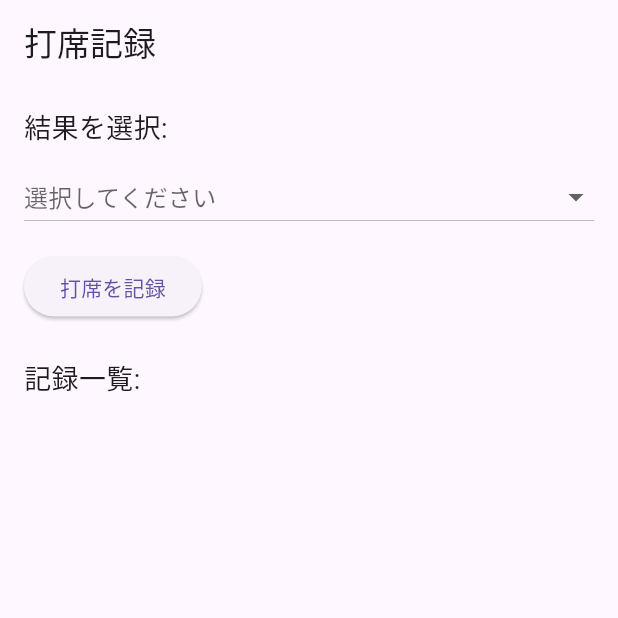
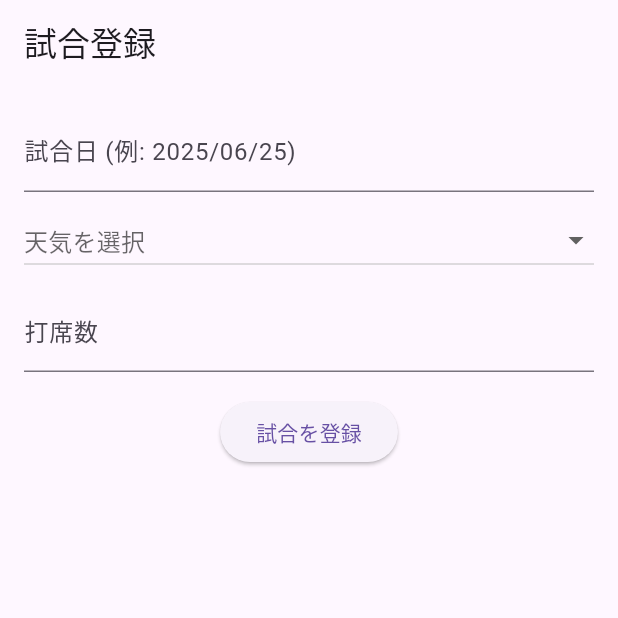
Before and after one commit to hhhhhashi/baseball_record, a Flutter app: the screen it shows after launch, on a phone screen of 412 x 824 dp, the top half of it. Run offline on Flutter 3.47's test engine with Material 3 defaults, Android fonts, the phone set to English and light mode, and no system bars.

Commit message:
試合登録画面、試合詳細画面、打席登録画面

```diff
--- /dev/null
+++ b/lib/ screens/game_registration_page.dart
@@ -0,0 +1,97 @@
+import 'package:baseball_record/models/game.dart';
+import 'package:flutter/material.dart';
+import 'game_detail_page.dart';
+
+class GameRegistrationPage extends StatefulWidget {
+  const GameRegistrationPage({super.key});
+
+  @override
+  State<GameRegistrationPage> createState() => _GameRegistrationPageState();
+}
+
+class _GameRegistrationPageState extends State<GameRegistrationPage> {
+  final TextEditingController _dateController = TextEditingController();
+  String? _selectedWeather;
+  final TextEditingController _numAtBatsController = TextEditingController();
+
+  final List<String> _weatherOptions = ['晴れ', '曇り', '雨', '雪'];
+
+  void _registerGame() {
+    final date = _dateController.text;
+    final weather = _selectedWeather;
+    final numAtBats = int.tryParse(_numAtBatsController.text);
+
+    if (date.isEmpty || weather == null || numAtBats == null) {
+      ScaffoldMessenger.of(context).showSnackBar(
+        const SnackBar(content: Text('全て入力してください')),
+      );
+      return;
+    }
+
+    // 空の打席を作成
+    List<AtBat> atBats = List.generate(
+      numAtBats,
+      (index) => AtBat(result: null, dateTime: null),
+    );
+
+    Game game = Game(
+      date: date,
+      weather: weather,
+      numAtBats: numAtBats,
+      atBats: atBats,
+    );
+
+    Navigator.push(
+      context,
+      MaterialPageRoute(
+        builder: (context) => GameDetailPage(game: game),
+      ),
+    );
+  }
+
+  @override
+  Widget build(BuildContext context) {
+    return Scaffold(
+      appBar: AppBar(title: const Text('試合登録')),
+      body: Padding(
+        padding: const EdgeInsets.all(16.0),
+        child: Column(
+          children: [
+            TextField(
+              controller: _dateController,
+              decoration: const InputDecoration(labelText: '試合日 (例: 2025/06/25)'),
+            ),
+            const SizedBox(height: 8),
+            DropdownButton<String>(
+              isExpanded: true,
+              value: _selectedWeather,
+              hint: const Text('天気を選択'),
+              items: _weatherOptions.map((weather) {
+                return DropdownMenuItem(
+                  value: weather,
+                  child: Text(weather),
+                );
+              }).toList(),
+              onChanged: (value) {
+                setState(() {
+                  _selectedWeather = value;
+                });
+              },
+            ),
+            const SizedBox(height: 8),
+            TextField(
+              controller: _numAtBatsController,
+              keyboardType: TextInputType.number,
+              decoration: const InputDecoration(labelText: '打席数'),
+            ),
+            const SizedBox(height: 16),
+            ElevatedButton(
+              onPressed: _registerGame,
+              child: const Text('試合を登録'),
+            ),
+          ],
+        ),
+      ),
+    );
+  }
+}
--- a/lib/main.dart
+++ b/lib/main.dart
@@ -1,5 +1,6 @@
 import 'package:flutter/material.dart';
-import 'package:intl/intl.dart';
+
+import ' screens/game_registration_page.dart';
 
 void main() {
   runApp(const BattingApp());
@@ -16,84 +17,7 @@ class BattingApp extends StatelessWidget {
         primarySwatch: Colors.green,
         useMaterial3: true,
       ),
-      home: const BattingRecordPage(),
+      home: const GameRegistrationPage(),
     );
   }
 }
-
-class BattingRecordPage extends StatefulWidget {
-  const BattingRecordPage({super.key});
-
-  @override
-  State<BattingRecordPage> createState() => _BattingRecordPageState();
-}
-
-class _BattingRecordPageState extends State<BattingRecordPage> {
-  final List<Map<String, dynamic>> _records = [];
-  String? _selectedResult;
-  final List<String> _results = ['ヒット', 'アウト', '三振', '四球', 'ホームラン'];
-
-  void _addRecord() {
-    if (_selectedResult == null) return;
-
-    setState(() {
-      _records.add({
-        'result': _selectedResult,
-        'date': DateFormat('yyyy/MM/dd HH:mm').format(DateTime.now()),
-      });
-      _selectedResult = null;
-    });
-  }
-
-  @override
-  Widget build(BuildContext context) {
-    return Scaffold(
-      appBar: AppBar(title: const Text('打席記録')),
-      body: Padding(
-        padding: const EdgeInsets.all(16.0),
-        child: Column(
-          crossAxisAlignment: CrossAxisAlignment.start,
-          children: [
-            const Text('結果を選択:', style: TextStyle(fontSize: 18)),
-            const SizedBox(height: 8),
-            DropdownButton<String>(
-              isExpanded: true,
-              value: _selectedResult,
-              hint: const Text('選択してください'),
-              items: _results.map((String result) {
-                return DropdownMenuItem<String>(
-                  value: result,
-                  child: Text(result),
-                );
-              }).toList(),
-              onChanged: (value) {
-                setState(() {
-                  _selectedResult = value;
-                });
-              },
-            ),
-            const SizedBox(height: 12),
-            ElevatedButton(
-              onPressed: _addRecord,
-              child: const Text('打席を記録'),
-            ),
-            const SizedBox(height: 24),
-            const Text('記録一覧:', style: TextStyle(fontSize: 18)),
-            Expanded(
-              child: ListView.builder(
-                itemCount: _records.length,
-                itemBuilder: (context, index) {
-                  final record = _records[index];
-                  return ListTile(
-                    title: Text(record['result']),
-                    subtitle: Text(record['date']),
-                  );
-                },
-              ),
-            ),
-          ],
-        ),
-      ),
-    );
-  }
-}
--- /dev/null
+++ b/lib/models/game.dart
@@ -0,0 +1,23 @@
+class Game {
+  String date;
+  String weather;
+  int numAtBats;
+  List<AtBat> atBats;
+
+  Game({
+    required this.date,
+    required this.weather,
+    required this.numAtBats,
+    required this.atBats,
+  });
+}
+
+class AtBat {
+  String? result;
+  String? dateTime;
+
+  AtBat({
+    this.result,
+    this.dateTime,
+  });
+}
--- a/pubspec.yaml
+++ b/pubspec.yaml
@@ -36,6 +36,7 @@ dependencies:
   # Use with the CupertinoIcons class for iOS style icons.
   cupertino_icons: ^1.0.8
   intl: ^0.20.2
+  dropdown_search: ^5.0.6
 
 dev_dependencies:
   flutter_test:
```
Also changed, not shown: lib/ screens/at_bat_input_page.dart (added, +23 -0 lines), lib/ screens/game_detail_page.dart (added, +58 -0 lines), lib/wedgets/at_bat_input_form.dart (added, +154 -0 lines), pubspec.lock.
